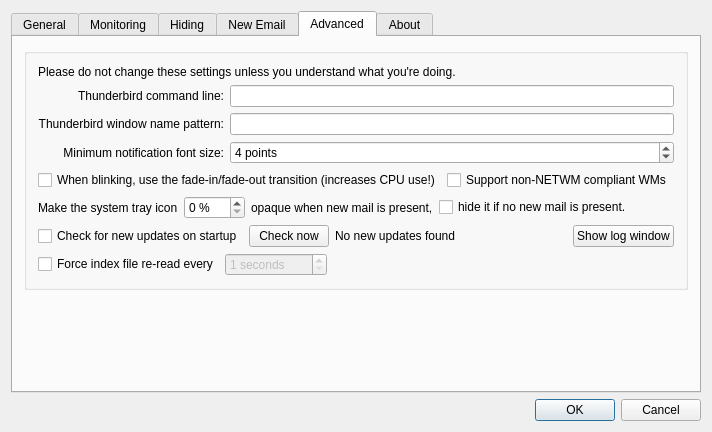
The window that src/dialogsettings.ui (gyunaev/birdtray) describes before a commit, drawn with Qt 5.
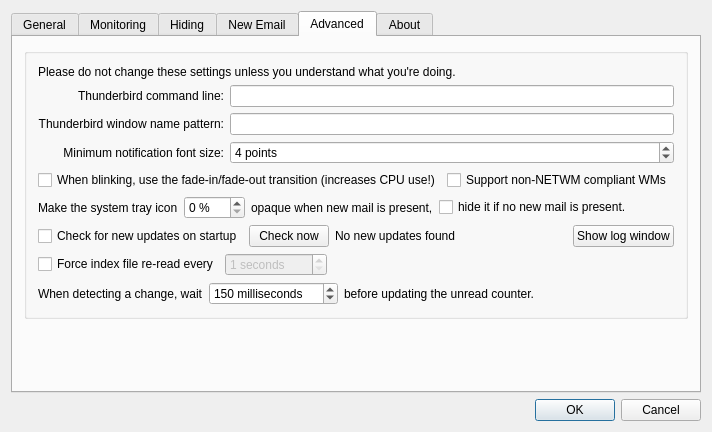
The same window after the commit. Icons and pictures are not drawn. Custom widgets are drawn as their Qt base class.

What changed in the file:
```diff
--- a/src/dialogsettings.ui
+++ b/src/dialogsettings.ui
@@ -996,6 +996,50 @@
             </item>
            </layout>
           </item>
+          <item>
+           <layout class="QHBoxLayout" name="horizontalLayout_15">
+            <item>
+             <widget class="QLabel" name="label_5">
+              <property name="text">
+               <string>When detecting a change, wait</string>
+              </property>
+             </widget>
+            </item>
+            <item>
+             <widget class="QSpinBox" name="spinWatchFileTimerMilliseconds">
+              <property name="suffix">
+               <string> milliseconds</string>
+              </property>
+              <property name="maximum">
+               <number>99999</number>
+              </property>
+              <property name="value">
+               <number>150</number>
+              </property>
+             </widget>
+            </item>
+            <item>
+             <widget class="QLabel" name="label_12">
+              <property name="text">
+               <string>before updating the unread counter.</string>
+              </property>
+             </widget>
+            </item>
+            <item>
+             <spacer name="horizontalSpacer_9">
+              <property name="orientation">
+               <enum>Qt::Horizontal</enum>
+              </property>
+              <property name="sizeHint" stdset="0">
+               <size>
+                <width>40</width>
+                <height>20</height>
+               </size>
+              </property>
+             </spacer>
+            </item>
+           </layout>
+          </item>
          </layout>
         </widget>
        </item>
```
Left out of the diff: 1 changed line with no effect on the pictures.
